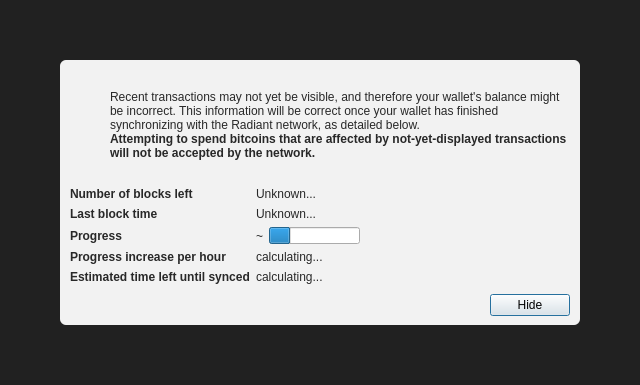
Old version of the form src/qt/forms/modaloverlay.ui in the repository Radiant-Core/Radiant-Core.
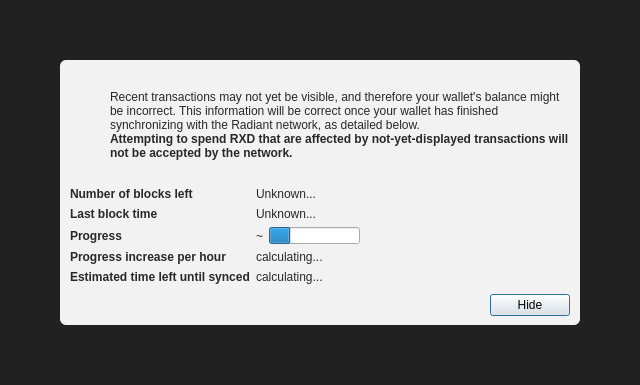
New version of the form. Icons and pictures are not drawn. Custom widgets are drawn as their Qt base class.

What changed in the file:
```diff
--- a/src/qt/forms/modaloverlay.ui
+++ b/src/qt/forms/modaloverlay.ui
@@ -149,7 +149,7 @@
                 </font>
                </property>
                <property name="text">
-                <string>Attempting to spend bitcoins that are affected by not-yet-displayed transactions will not be accepted by the network.</string>
+                <string>Attempting to spend RXD that are affected by not-yet-displayed transactions will not be accepted by the network.</string>
                </property>
                <property name="textFormat">
                 <enum>Qt::RichText</enum>
```
